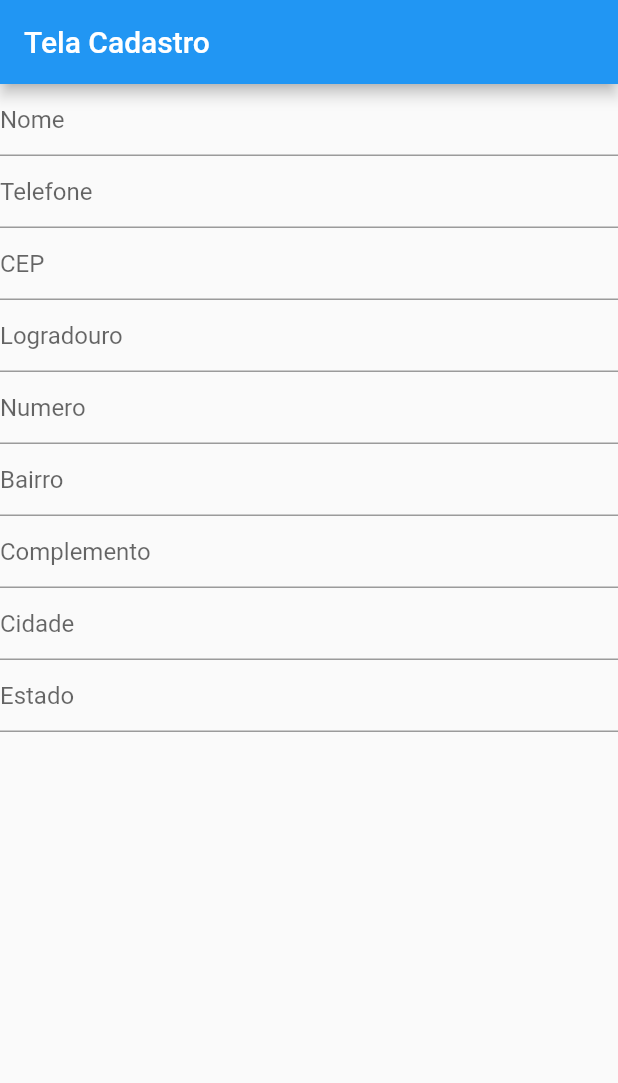
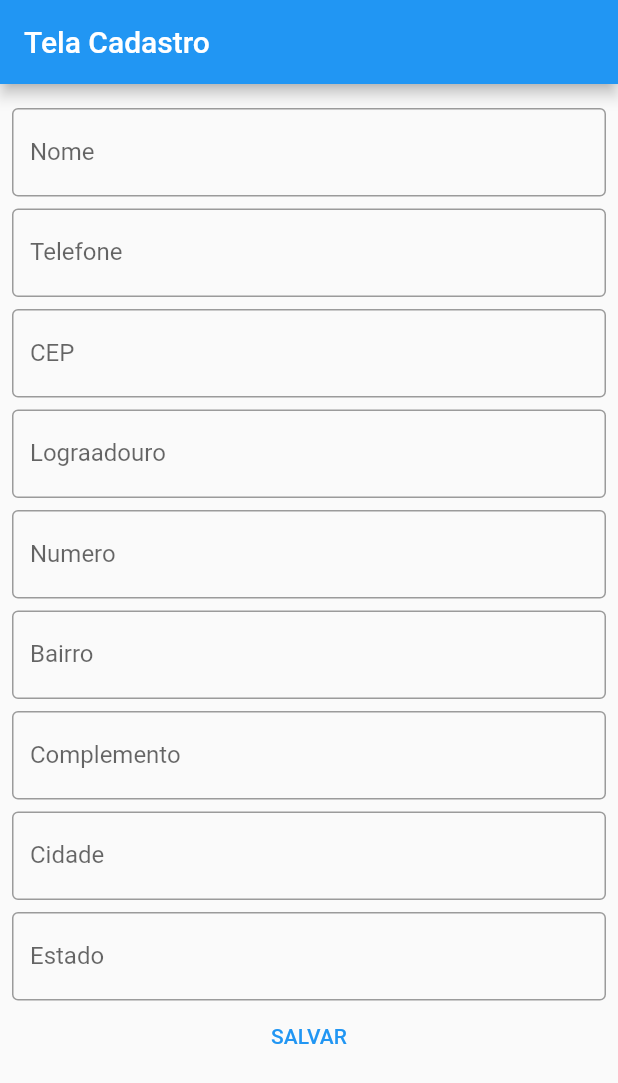
Before and after one commit to ElexandroTorres/cadastro-de-contatos, a Flutter app: the screen it shows after launch, on a phone screen of 412 x 824 dp. Shown: the top 1083 px of the screen. Run offline on Flutter 3.47's test engine with Material 2 defaults, Android fonts, the phone set to English and light mode, and no system bars.

Commit message:
tela de cadastro com validação completa

```diff
--- a/lib/main.dart
+++ b/lib/main.dart
@@ -1,3 +1,4 @@
+import 'package:cadastro_contatos/telas/tela_cadastro_enderecos.dart';
 import 'package:flutter/material.dart';
 import 'package:flutter/services.dart';
 
@@ -12,73 +13,7 @@ class CadastroContatos extends StatelessWidget {
   Widget build(BuildContext context) {
     return MaterialApp(
       title: 'Cadastro Contatos',
-      home: Scaffold(
-        appBar: AppBar(
-          title: Text('Tela Cadastro'),
-        ),
-        body: Column(
-          children: [
-            TextFormField(
-              decoration: InputDecoration(
-                hintText: 'Nome',
-              ),
-              keyboardType: TextInputType.text,
-            ),
-            TextFormField(
-              decoration: InputDecoration(
-                hintText: 'Telefone',
-              ),
-              keyboardType: TextInputType.number,
-            ),
-            TextFormField(
-              decoration: InputDecoration(
-                hintText: 'CEP',
-              ),
-              keyboardType: TextInputType.number,
-            ),
-            TextFormField(
-              decoration: InputDecoration(
-                hintText: 'Logradouro',
-              ),
-              keyboardType: TextInputType.text,
-            ),
-            TextFormField(
-              decoration: InputDecoration(
-                hintText: 'Numero',
-              ),
-              keyboardType: TextInputType.number,
-            ),
-            TextFormField(
-              decoration: InputDecoration(
-                hintText: 'Bairro',
-              ),
-              keyboardType: TextInputType.text,
-            ),
-            TextFormField(
-              decoration: InputDecoration(
-                hintText: 'Complemento',
-              ),
-              keyboardType: TextInputType.text,
-            ),
-            TextFormField(
-              decoration: InputDecoration(
-                hintText: 'Cidade',
-              ),
-              keyboardType: TextInputType.text,
-            ),
-            TextFormField(
-              decoration: InputDecoration(
-                hintText: 'Estado',
-              ),
-              keyboardType: TextInputType.text,
-            ),
-          ],
-        ),
-      ),
+      home: TelaCadastroEnderecos(),
     );
   }
 }
-
-//Telefone deve conter 14 caracteres 84 988232989
-//Logradouro, no minimo 10 e no maximo 100
-//CEP 8 caracteres
--- a/lib/model/enderecos.dart
+++ b/lib/model/endereco.dart
@@ -3,7 +3,7 @@ class Endereco {
   String telefone;
   String cep;
   String logradouro;
-  int numero;
+  String numero;
   String bairro;
   String complemento;
   String cidade;
--- /dev/null
+++ b/lib/telas/tela_cadastro_enderecos.dart
@@ -0,0 +1,238 @@
+import 'package:cadastro_contatos/model/endereco.dart';
+import 'package:flutter/material.dart';
+
+class TelaCadastroEnderecos extends StatefulWidget {
+  const TelaCadastroEnderecos({Key? key}) : super(key: key);
+
+  @override
+  State<TelaCadastroEnderecos> createState() => _TelaCadastroEnderecosState();
+}
+
+class _TelaCadastroEnderecosState extends State<TelaCadastroEnderecos> {
+  String? _nome;
+  String? _telefone;
+  String? _cep;
+  String? _logradouro;
+  String? _numero;
+  String? _bairro;
+  String? _complemento;
+  String? _cidade;
+  String? _estado;
+
+  var _formKey = GlobalKey<FormState>();
+
+  @override
+  Widget build(BuildContext context) {
+    return Scaffold(
+      appBar: AppBar(
+        title: Text('Tela Cadastro'),
+      ),
+      body: Padding(
+        padding: const EdgeInsets.all(8.0),
+        child: Form(
+          key: _formKey,
+          child: SingleChildScrollView(
+            child: Column(
+              children: [
+                SizedBox(height: 8.0),
+                TextFormField(
+                  validator: (value) {
+                    if (value!.isEmpty) {
+                      return 'É necessario inserir um nome para o cadastro';
+                    }
+                    return null;
+                  },
+                  onSaved: (value) {
+                    _nome = value;
+                  },
+                  decoration: InputDecoration(
+                    hintText: 'Digite o seu nome',
+                    labelText: 'Nome',
+                    border: OutlineInputBorder(),
+                  ),
+                  keyboardType: TextInputType.text,
+                ),
+                SizedBox(height: 8.0),
+                TextFormField(
+                  validator: (value) {
+                    if (value!.isEmpty) {
+                      return 'É necessario inserir um numero de telefone';
+                    }
+                    return null;
+                  },
+                  onSaved: (value) {
+                    _telefone = value;
+                  },
+                  decoration: InputDecoration(
+                    hintText: 'Digite o numero de telefone',
+                    labelText: 'Telefone',
+                    border: OutlineInputBorder(),
+                  ),
+                  keyboardType: TextInputType.number,
+                ),
+                SizedBox(height: 8.0),
+                TextFormField(
+                  validator: (value) {
+                    if (value!.isEmpty) {
+                      return 'É necessario inserir o CEP';
+                    }
+                    return null;
+                  },
+                  onSaved: (value) {
+                    _cep = value;
+                  },
+                  decoration: InputDecoration(
+                    hintText: 'Digite o CEP',
+                    labelText: 'CEP',
+                    border: OutlineInputBorder(),
+                  ),
+                  keyboardType: TextInputType.number,
+                ),
+                SizedBox(height: 8.0),
+                TextFormField(
+                  validator: (value) {
+                    if (value!.isEmpty) {
+                      return 'É necessario inserir o logradouro';
+                    }
+                    return null;
+                  },
+                  onSaved: (value) {
+                    _logradouro = value;
+                  },
+                  decoration: InputDecoration(
+                    hintText: 'Digite o logradouro',
+                    labelText: 'Lograadouro',
+                    border: OutlineInputBorder(),
+                  ),
+                  keyboardType: TextInputType.text,
+                ),
+                SizedBox(height: 8.0),
+                TextFormField(
+                  validator: (value) {
+                    if (value!.isEmpty) {
+                      return 'É necessario inserir um numero';
+                    }
+                    return null;
+                  },
+                  onSaved: (value) {
+                    _numero = value;
+                  },
+                  decoration: InputDecoration(
+                    hintText: 'Digite o numero de telefone',
+                    labelText: 'Numero',
+                    border: OutlineInputBorder(),
+                  ),
+                  keyboardType: TextInputType.number,
+                ),
+                SizedBox(height: 8.0),
+                TextFormField(
+                  validator: (value) {
+                    if (value!.isEmpty) {
+                      return 'É necessario inserir o nome do bairro';
+                    }
+                    return null;
+                  },
+                  onSaved: (value) {
+                    _bairro = value;
+                  },
+                  decoration: InputDecoration(
+                    hintText: 'Digite o nome do bairro',
+                    labelText: 'Bairro',
+                    border: OutlineInputBorder(),
+                  ),
+                  keyboardType: TextInputType.text,
+                ),
+                SizedBox(height: 8.0),
+                TextFormField(
+                  onSaved: (value) {
+                    _complemento = value;
+                  },
+                  decoration: InputDecoration(
+                    hintText: 'Digite o complemento',
+                    labelText: 'Complemento',
+                    border: OutlineInputBorder(),
+                  ),
+                  keyboardType: TextInputType.text,
+                ),
+                SizedBox(height: 8.0),
+                TextFormField(
+                  validator: (value) {
+                    if (value!.isEmpty) {
+                      return 'É necessario inserir o nome da cidade';
+                    }
+                    return null;
+                  },
+                  onSaved: (value) {
+                    _cidade = value;
+                  },
+                  decoration: InputDecoration(
+                    hintText: 'Digite o nome da cidade',
+                    labelText: 'Cidade',
+                    border: OutlineInputBorder(),
+                  ),
+                  keyboardType: TextInputType.text,
+                ),
+                SizedBox(height: 8.0),
+                TextFormField(
+                  validator: (value) {
+                    if (value!.isEmpty) {
+                      return 'É necessario inserir o nome do estado';
+                    }
+                    return null;
+                  },
+                  onSaved: (value) {
+                    _estado = value;
+                  },
+                  decoration: InputDecoration(
+                    hintText: 'Digite o nome do estado',
+                    labelText: 'Estado',
+                    border: OutlineInputBorder(),
+                  ),
+                  keyboardType: TextInputType.text,
+                ),
+                TextButton(
+                  onPressed: () {
+                    var valido = _formKey.currentState!.validate();
+                    if (!valido) {
+                      return;
+                    }
+                    _formKey.currentState!.save();
+
+                    Endereco endereco = Endereco(
+                        nome: _nome!,
+                        telefone: _telefone!,
+                        cep: _cep!,
+                        logradouro: _logradouro!,
+                        numero: _numero!,
+                        bairro: _bairro!,
+                        complemento: _complemento!,
+                        cidade: _cidade!,
+                        estado: _estado!);
+
+                    Endereco endereco2 = Endereco(
+                        nome: '_nome!',
+                        telefone: '_telefone!',
+                        cep: '_cep!',
+                        logradouro: '_logradouro!',
+                        numero: '_numero!',
+                        bairro: '_bairro!',
+                        complemento: '_complemento!',
+                        cidade: '_cidade!',
+                        estado: "_estado!");
+
+                    print(endereco);
+                  },
+                  child: Text('SALVAR'),
+                ),
+              ],
+            ),
+          ),
+        ),
+      ),
+    );
+  }
+}
+
+//Telefone deve conter 14 caracteres 84 988232989
+//Logradouro, no minimo 10 e no maximo 100
+//CEP 8 caracteres
```
